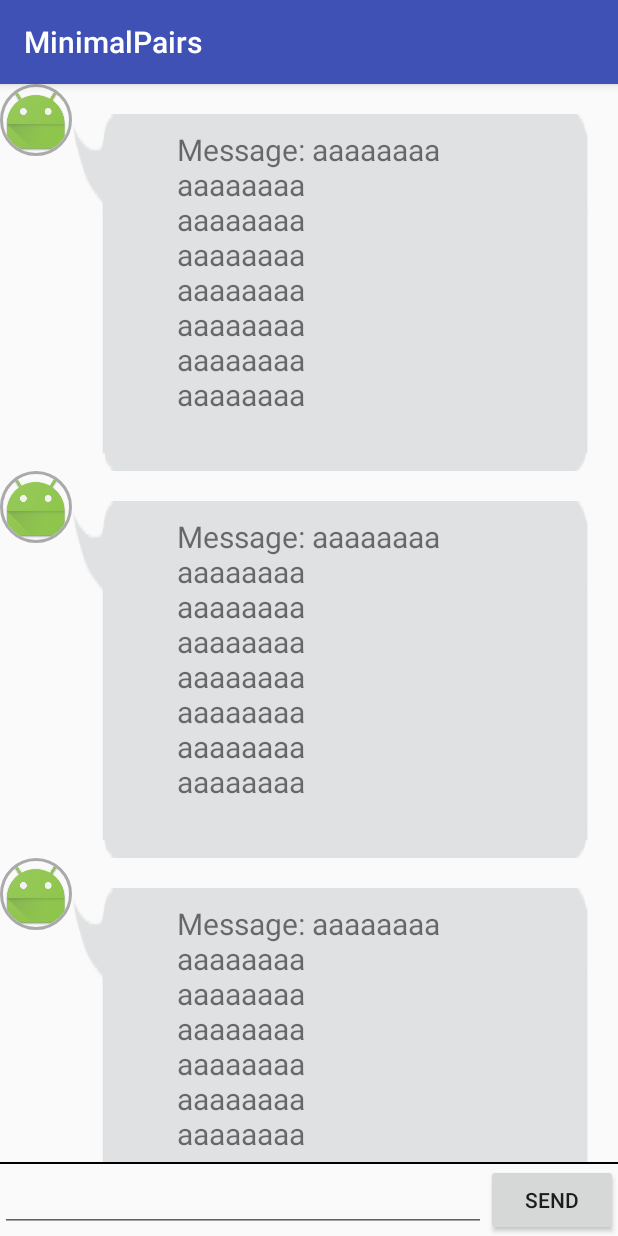
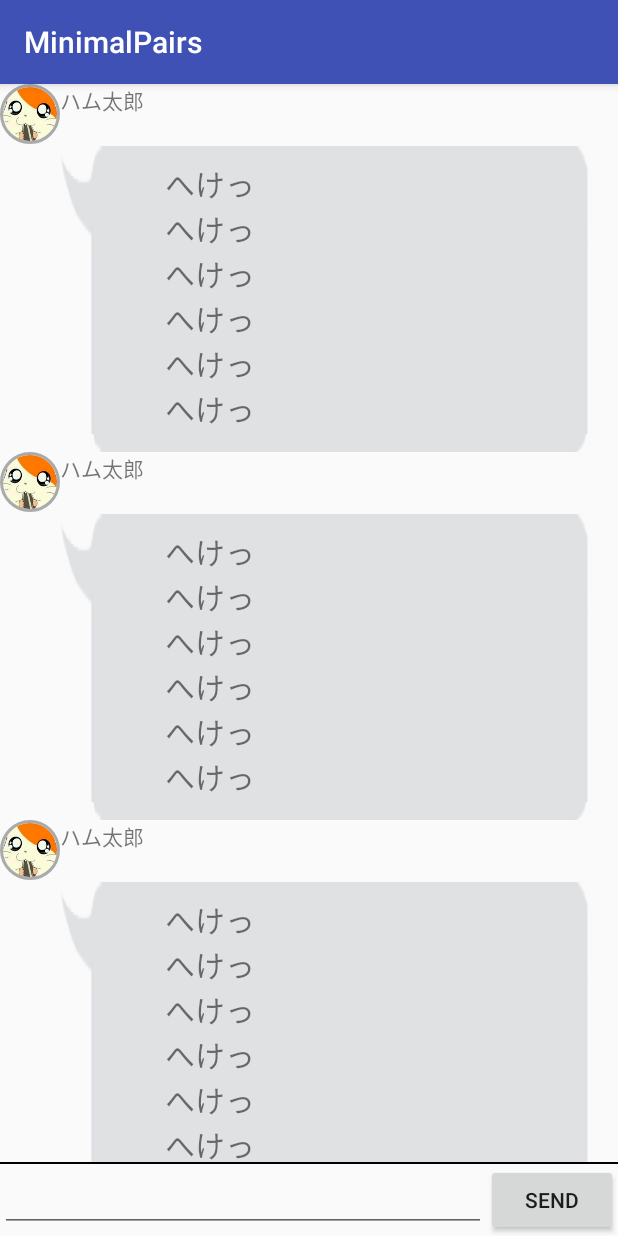
Before and after one commit to tuvy22686/doctor-peppers-android, an Android app: the ChatActivity screen opened directly, with no data from a screen before it, on a phone screen of 412 x 824 dp. Run offline under Robolectric (Android 15) with nearby library versions, the phone set to English and light mode, and no system bars; our stand-ins replace CircleImageView.

Commit message:
partnerNameをチャット画面に表示

```diff
--- a/app/src/main/java/com/tuvy/tomosugi/minimalpairs/ChatActivity.kt
+++ b/app/src/main/java/com/tuvy/tomosugi/minimalpairs/ChatActivity.kt
@@ -19,7 +19,7 @@ class ChatActivity : AppCompatActivity() {
         val llm = LinearLayoutManager(this)
 
 //        val data: List<Message> = List(3, { index -> Message(index.toString())})
-        val data: List<Message> = List(3, { index -> Message("aaaaaaaa\naaaaaaaa\naaaaaaaa\naaaaaaaa\naaaaaaaa\naaaaaaaa\naaaaaaaa\naaaaaaaa\n")})
+        val data: List<Message> = List(3, { index -> Message(partnerName = "ハム太郎" , message = "へけっ\nへけっ\nへけっ\nへけっ\nへけっ\nへけっ")})
 
         rv.setHasFixedSize(true)
         rv.layoutManager = llm
--- a/app/src/main/java/com/tuvy/tomosugi/minimalpairs/controller/ChatRecyclerViewAdapter.kt
+++ b/app/src/main/java/com/tuvy/tomosugi/minimalpairs/controller/ChatRecyclerViewAdapter.kt
@@ -26,14 +26,14 @@ class ChatRecyclerViewAdapter(private val data: List<Message>) : RecyclerView.Ad
     override fun onBindViewHolder(holder: RecyclerView.ViewHolder, position: Int) {
 
         holder as MessageViewHolder
-        holder.messageView.text = "Message: " + data[position].message
+        holder.messageView.text = data[position].message
+        holder.partnerName.text = data[position].partnerName
 
         Glide
                 .with(holder.partnerIcon.context)
                 .load("")
-                .placeholder(R.mipmap.ic_launcher)
+                .placeholder(R.drawable.hamutaro)
                 .into(holder.partnerIcon)
-
     }
 
     override fun getItemCount(): Int {
--- a/app/src/main/java/com/tuvy/tomosugi/minimalpairs/model/Message.kt
+++ b/app/src/main/java/com/tuvy/tomosugi/minimalpairs/model/Message.kt
@@ -4,5 +4,6 @@ import android.graphics.Bitmap
 import com.google.gson.annotations.SerializedName
 
 data class Message (
+        @SerializedName("partnerName") val partnerName: String,
         @SerializedName("message") val message: String
 )
--- a/app/src/main/java/com/tuvy/tomosugi/minimalpairs/view/MessageViewHolder.kt
+++ b/app/src/main/java/com/tuvy/tomosugi/minimalpairs/view/MessageViewHolder.kt
@@ -8,9 +8,11 @@ import com.tuvy.tomosugi.minimalpairs.R
 
 class MessageViewHolder(itemView: View) : RecyclerView.ViewHolder(itemView) {
     var messageView: TextView
+    var partnerName: TextView
     var partnerIcon: ImageView
 
     init {
+        partnerName = itemView.findViewById(R.id.chat_partner_name) as TextView
         messageView = itemView.findViewById(R.id.message) as TextView
         partnerIcon = itemView.findViewById(R.id.chat_partner_icon) as ImageView
     }
--- a/app/src/main/res/layout/activity_chat.xml
+++ b/app/src/main/res/layout/activity_chat.xml
@@ -16,8 +16,6 @@
         android:layout_alignParentLeft="true"
         android:layout_alignParentStart="true"
         android:layout_alignParentTop="true" />
-
-
 
     <View
         android:layout_width="match_parent"
--- a/app/src/main/res/layout/message.xml
+++ b/app/src/main/res/layout/message.xml
@@ -1,8 +1,8 @@
 <?xml version="1.0" encoding="utf-8"?>
 <LinearLayout xmlns:android="http://schemas.android.com/apk/res/android"
+    xmlns:app="http://schemas.android.com/apk/res-auto"
     android:layout_width="match_parent"
     android:layout_height="wrap_content"
-    xmlns:app="http://schemas.android.com/apk/res-auto"
     android:orientation="horizontal">
 
     <!--<ImageView-->
@@ -12,21 +12,34 @@
 
     <de.hdodenhof.circleimageview.CircleImageView
         android:id="@+id/chat_partner_icon"
+        android:layout_width="40dp"
+        android:layout_height="40dp"
+        android:layout_centerInParent="true"
+        app:civ_border_color="@android:color/darker_gray"
+        app:civ_border_width="2dp" />
+
+    <LinearLayout
         android:layout_width="wrap_content"
         android:layout_height="wrap_content"
-        android:layout_centerInParent="true"
-        app:civ_border_width="2dp"
-        app:civ_border_color="@android:color/darker_gray" />
+        android:orientation="vertical">
 
         <TextView
-        android:layout_marginRight="20dp"
-        android:layout_marginLeft="20dp"
-        android:layout_marginTop="20dp"
-        android:layout_marginEnd="20dp"
+            android:id="@+id/chat_partner_name"
+            android:layout_width="match_parent"
+            android:layout_height="wrap_content" />
+
+        <TextView
             android:id="@+id/message"
             android:layout_width="match_parent"
             android:layout_height="wrap_content"
+            android:layout_marginEnd="20dp"
+            android:layout_marginLeft="20dp"
+            android:layout_marginRight="20dp"
+            android:layout_marginTop="20dp"
             android:background="@drawable/fukidashi"
             android:textSize="20sp" />
 
     </LinearLayout>
+
+
+</LinearLayout>
```
Also changed, not shown: app/src/main/res/drawable/hamutaro.png (added). Lines whose indentation alone changed are shown as unchanged.
